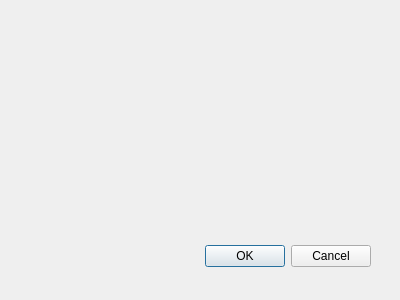
This is incluirdvd.ui in M6rc0sp/InterfaceLoja as Qt 5 draws it before an edit. The edited form follows.
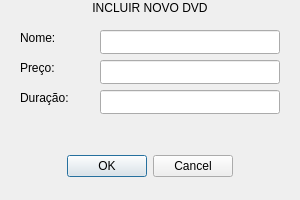
This is the edited form.

Diff of the .ui file:
```diff
--- a/incluirdvd.ui
+++ b/incluirdvd.ui
@@ -8,19 +8,62 @@
    <rect>
     <x>0</x>
     <y>0</y>
-    <width>400</width>
-    <height>300</height>
+    <width>300</width>
+    <height>200</height>
    </rect>
   </property>
   <property name="windowTitle">
    <string>Dialog</string>
   </property>
-  <widget name="buttonBox" class="QDialogButtonBox">
+  <widget class="QLineEdit" name="getDuracao">
    <property name="geometry">
     <rect>
-     <x>30</x>
-     <y>240</y>
-     <width>341</width>
+     <x>100</x>
+     <y>90</y>
+     <width>180</width>
+     <height>24</height>
+    </rect>
+   </property>
+  </widget>
+  <widget class="QLineEdit" name="getPreco">
+   <property name="geometry">
+    <rect>
+     <x>100</x>
+     <y>60</y>
+     <width>180</width>
+     <height>24</height>
+    </rect>
+   </property>
+  </widget>
+  <widget class="QLineEdit" name="getNome">
+   <property name="geometry">
+    <rect>
+     <x>100</x>
+     <y>30</y>
+     <width>180</width>
+     <height>24</height>
+    </rect>
+   </property>
+  </widget>
+  <widget class="QLabel" name="labelDuracao">
+   <property name="geometry">
+    <rect>
+     <x>20</x>
+     <y>90</y>
+     <width>51</width>
+     <height>16</height>
+    </rect>
+   </property>
+   <property name="text">
+    <string>Duração:</string>
+   </property>
+  </widget>
+  <widget class="QDialogButtonBox" name="buttonBox">
+   <property name="geometry">
+    <rect>
+     <x>0</x>
+     <y>150</y>
+     <width>300</width>
      <height>32</height>
     </rect>
    </property>
@@ -30,6 +73,60 @@
    <property name="standardButtons">
     <set>QDialogButtonBox::Cancel|QDialogButtonBox::Ok</set>
    </property>
+   <property name="centerButtons">
+    <bool>true</bool>
+   </property>
+  </widget>
+  <widget class="QLabel" name="labelPreco">
+   <property name="geometry">
+    <rect>
+     <x>20</x>
+     <y>60</y>
+     <width>41</width>
+     <height>16</height>
+    </rect>
+   </property>
+   <property name="text">
+    <string>Preço:</string>
+   </property>
+  </widget>
+  <widget class="QLabel" name="title">
+   <property name="geometry">
+    <rect>
+     <x>0</x>
+     <y>0</y>
+     <width>300</width>
+     <height>16</height>
+    </rect>
+   </property>
+   <property name="minimumSize">
+    <size>
+     <width>300</width>
+     <height>0</height>
+    </size>
+   </property>
+   <property name="text">
+    <string>INCLUIR NOVO DVD</string>
+   </property>
+   <property name="textFormat">
+    <enum>Qt::AutoText</enum>
+   </property>
+   <property name="alignment">
+    <set>Qt::AlignCenter</set>
+   </property>
+  </widget>
+  <widget class="QLabel" name="labelNome">
+   <property name="geometry">
+    <rect>
+     <x>20</x>
+     <y>30</y>
+     <width>41</width>
+     <height>16</height>
+    </rect>
+   </property>
+   <property name="text">
+    <string>Nome:</string>
+   </property>
   </widget>
  </widget>
  <pixmapfunction/>
```
Left out of the diff: 42 changed lines with no effect on the pictures.
